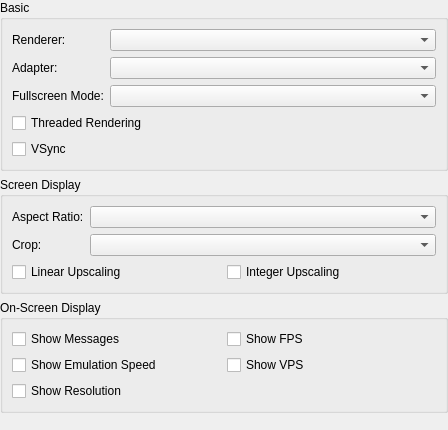
Qt form src/duckstation-qt/displaysettingswidget.ui (kofxi3584karlayang/duckstation) before a commit.
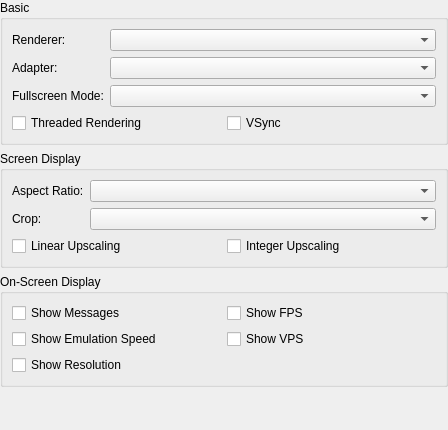
The same form after that commit.

Commit message: Qt: Move blit swap chain option to display settings

```diff
--- a/src/duckstation-qt/displaysettingswidget.ui
+++ b/src/duckstation-qt/displaysettingswidget.ui
@@ -63,18 +63,22 @@
        <widget class="QComboBox" name="fullscreenMode"/>
       </item>
       <item row="3" column="0" colspan="2">
+       <layout class="QGridLayout" name="basicCheckboxGridLayout">
+        <item row="0" column="0">
        <widget class="QCheckBox" name="gpuThread">
         <property name="text">
          <string>Threaded Rendering</string>
         </property>
        </widget>
       </item>
-      <item row="4" column="0" colspan="2">
+        <item row="0" column="1">
        <widget class="QCheckBox" name="vsync">
         <property name="text">
          <string>VSync</string>
         </property>
        </widget>
+        </item>
+       </layout>
       </item>
      </layout>
     </widget>
```
Left out of the diff: 4 changed lines with no effect on the pictures. Lines whose indentation alone changed are shown as unchanged. The commit also changes 2 other files.
